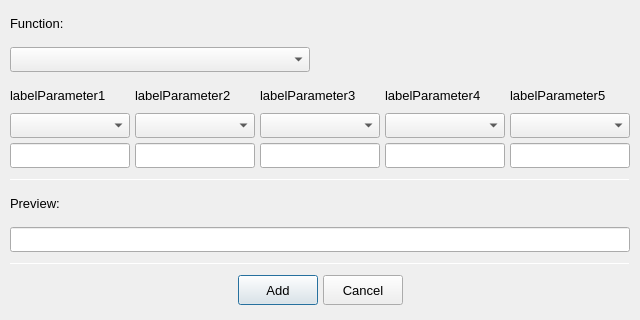
Above: gui/EditorAddCmdWindow.ui from PolybiusExtreme/OutputHooker before the change. Below: the same form after it.
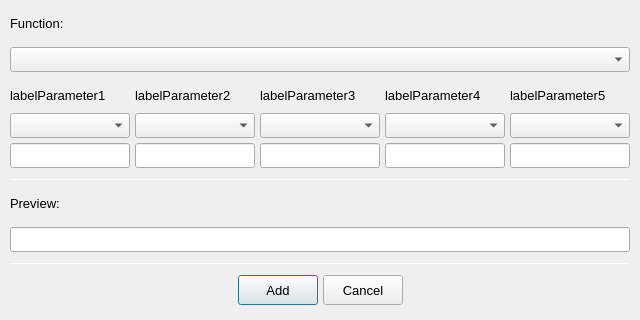
That is the form after the change.

The edit to the form file:
```diff
--- a/gui/EditorAddCmdWindow.ui
+++ b/gui/EditorAddCmdWindow.ui
@@ -63,7 +63,7 @@
      </property>
      <property name="maximumSize">
       <size>
-       <width>300</width>
+       <width>620</width>
        <height>25</height>
       </size>
      </property>
```
